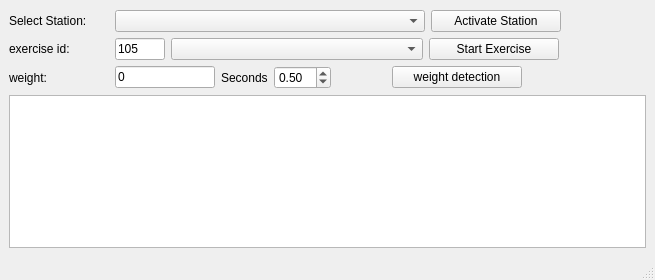
First picture: the form in src/infrastructure/station_manager/layouts/station_selection_ui.ui, repository tedseb/RWTH-UKA-Pose-estimation, before the edit.
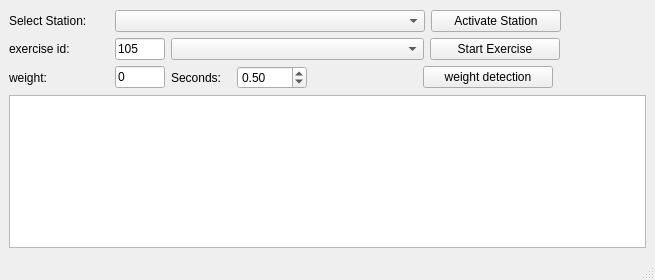
Second picture: the form after the edit.

Commit message: station selection update

The edit to the form file:
```diff
--- a/src/infrastructure/station_manager/layouts/station_selection_ui.ui
+++ b/src/infrastructure/station_manager/layouts/station_selection_ui.ui
@@ -140,13 +140,13 @@
        <widget class="QComboBox" name="exercise_combobox">
         <property name="minimumSize">
          <size>
-          <width>252</width>
+          <width>253</width>
           <height>0</height>
          </size>
         </property>
         <property name="maximumSize">
          <size>
-          <width>252</width>
+          <width>253</width>
           <height>16777215</height>
          </size>
         </property>
@@ -214,13 +214,13 @@
         </property>
         <property name="minimumSize">
          <size>
-          <width>100</width>
+          <width>50</width>
           <height>0</height>
          </size>
         </property>
         <property name="maximumSize">
          <size>
-          <width>100</width>
+          <width>50</width>
           <height>16777215</height>
          </size>
         </property>
@@ -237,13 +237,43 @@
       </item>
       <item>
        <widget class="QLabel" name="label_4">
+        <property name="sizePolicy">
+         <sizepolicy hsizetype="Preferred" vsizetype="Preferred">
+          <horstretch>0</horstretch>
+          <verstretch>50</verstretch>
+         </sizepolicy>
+        </property>
+        <property name="minimumSize">
+         <size>
+          <width>60</width>
+          <height>0</height>
+         </size>
+        </property>
+        <property name="maximumSize">
+         <size>
+          <width>60</width>
+          <height>16777215</height>
+         </size>
+        </property>
         <property name="text">
-         <string>Seconds</string>
+         <string>Seconds:</string>
         </property>
        </widget>
       </item>
       <item>
        <widget class="QDoubleSpinBox" name="time_spin">
+        <property name="minimumSize">
+         <size>
+          <width>70</width>
+          <height>0</height>
+         </size>
+        </property>
+        <property name="maximumSize">
+         <size>
+          <width>70</width>
+          <height>16777215</height>
+         </size>
+        </property>
         <property name="value">
          <double>0.500000000000000</double>
         </property>
@@ -259,7 +289,7 @@
         </property>
         <property name="sizeHint" stdset="0">
          <size>
-          <width>55</width>
+          <width>110</width>
           <height>20</height>
          </size>
         </property>
```
The commit also changes 3 other files.
